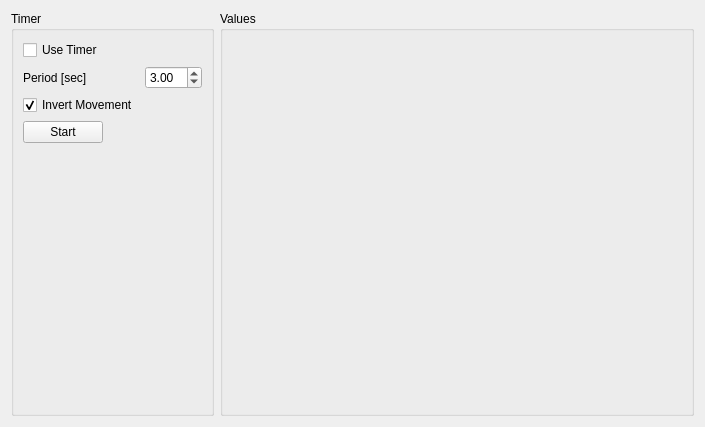
This is src/ui/QGCSkyeTestMotors.ui in skye-git/qgroundcontrol-old as Qt 5 draws it before an edit. The edited form follows.
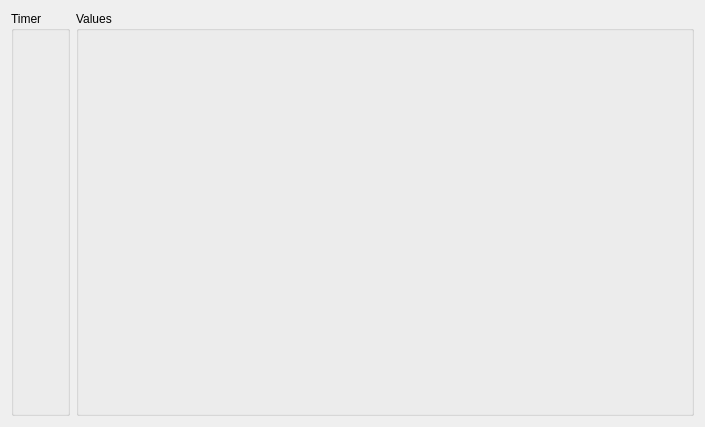
This is the edited form.

Commit message: Moved timer to separate widget

```diff
--- a/src/ui/QGCSkyeTestMotors.ui
+++ b/src/ui/QGCSkyeTestMotors.ui
@@ -19,46 +19,7 @@
      <property name="title">
       <string>Timer</string>
      </property>
-     <layout class="QFormLayout" name="formLayout">
-      <item row="1" column="0">
-       <widget class="QLabel" name="labelPeriod">
-        <property name="text">
-         <string>Period [sec]</string>
-        </property>
-       </widget>
-      </item>
-      <item row="1" column="1">
-       <widget class="QDoubleSpinBox" name="doubleSpinBoxPeriod">
-        <property name="value">
-         <double>3.000000000000000</double>
-        </property>
-       </widget>
-      </item>
-      <item row="2" column="0">
-       <widget class="QCheckBox" name="checkBoxInvertMovement">
-        <property name="text">
-         <string>Invert Movement</string>
-        </property>
-        <property name="checked">
-         <bool>true</bool>
-        </property>
-       </widget>
-      </item>
-      <item row="3" column="0">
-       <widget class="QPushButton" name="pushButtonStart">
-        <property name="text">
-         <string>Start</string>
-        </property>
-       </widget>
-      </item>
-      <item row="0" column="0">
-       <widget class="QCheckBox" name="checkBox">
-        <property name="text">
-         <string>Use Timer</string>
-        </property>
-       </widget>
-      </item>
-     </layout>
+     <layout class="QVBoxLayout" name="verticalLayout_2"/>
     </widget>
    </item>
    <item>
```
Left out of the diff: 1 changed line with no effect on the pictures. The commit also changes 6 other files.
